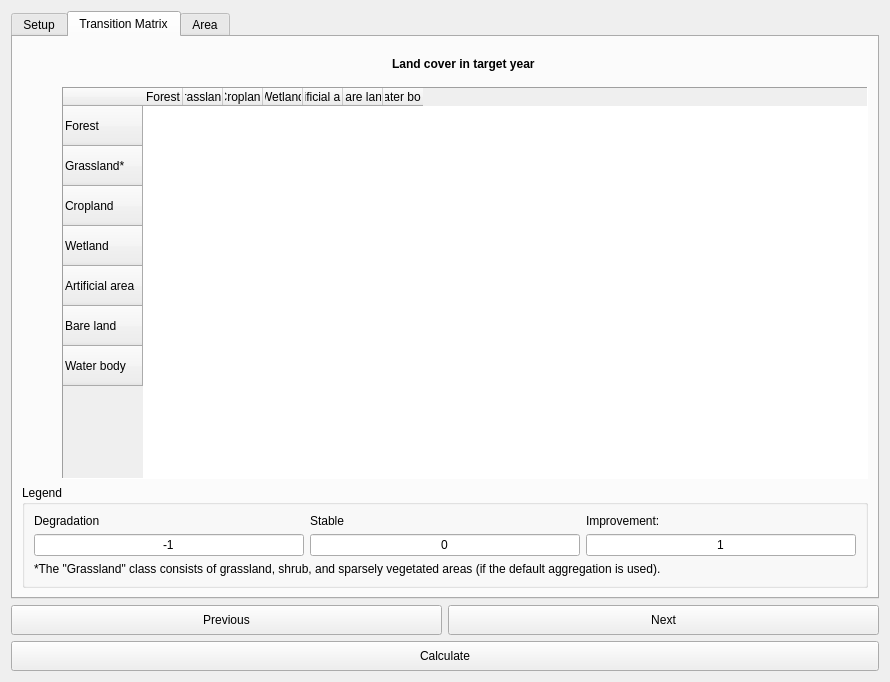
The window that LDMP/gui/DlgCalculateLC.ui (ConservationInternational/trends.earth) describes before a commit, drawn with Qt 5.
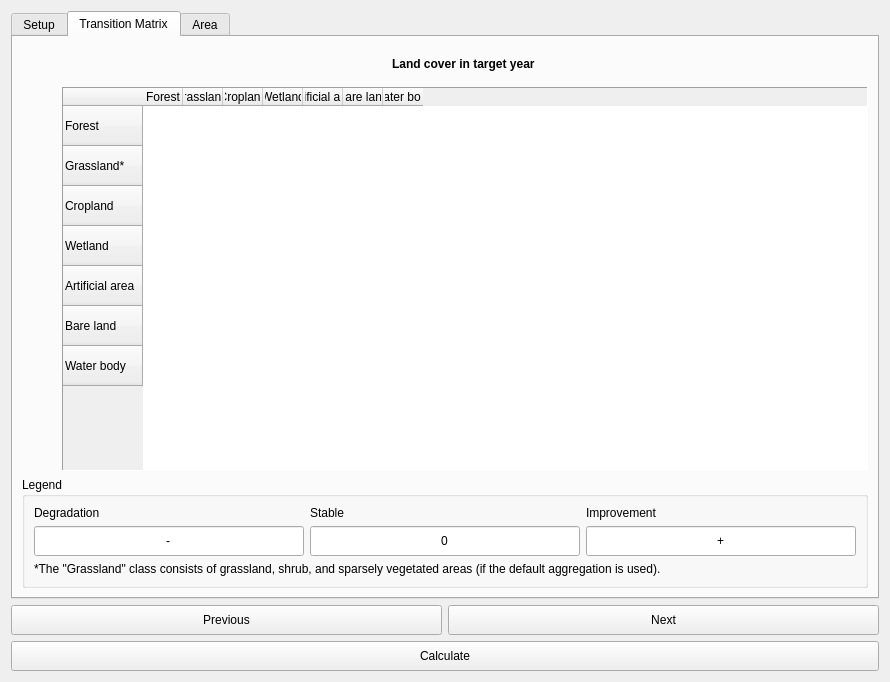
The same window after the commit. The open tabs and pages were chosen to show the change.

Commit message: Use + and - instead of -1 and 1 in lc table.

```diff
--- a/LDMP/gui/DlgCalculateLC.ui
+++ b/LDMP/gui/DlgCalculateLC.ui
@@ -434,7 +434,7 @@
       </attribute>
       <layout class="QVBoxLayout" name="verticalLayout_4">
        <item>
-        <layout class="QGridLayout" name="lc_trans_table_layout" rowminimumheight="0,0,0">
+        <layout class="QGridLayout" name="lc_trans_table_layout" rowminimumheight="0,0">
          <item row="0" column="1" alignment="Qt::AlignHCenter">
           <widget class="QLabel" name="label_lc_target_year">
            <property name="sizePolicy">
@@ -968,14 +968,20 @@
           <item row="0" column="2">
            <widget class="QLabel" name="label_6">
             <property name="text">
-             <string>Improvement:</string>
+             <string>Improvement</string>
             </property>
            </widget>
           </item>
           <item row="1" column="0">
            <widget class="QLineEdit" name="legend_deg">
+            <property name="minimumSize">
+             <size>
+              <width>0</width>
+              <height>30</height>
+             </size>
+            </property>
             <property name="text">
-             <string notr="true">-1</string>
+             <string notr="true">-</string>
             </property>
             <property name="alignment">
              <set>Qt::AlignCenter</set>
@@ -990,8 +996,14 @@
           </item>
           <item row="1" column="2">
            <widget class="QLineEdit" name="legend_imp">
+            <property name="minimumSize">
+             <size>
+              <width>0</width>
+              <height>30</height>
+             </size>
+            </property>
             <property name="text">
-             <string notr="true">1</string>
+             <string notr="true">+</string>
             </property>
             <property name="alignment">
              <set>Qt::AlignCenter</set>
@@ -1013,6 +1025,12 @@
           </item>
           <item row="1" column="1">
            <widget class="QLineEdit" name="legend_stable">
+            <property name="minimumSize">
+             <size>
+              <width>0</width>
+              <height>30</height>
+             </size>
+            </property>
             <property name="text">
              <string notr="true">0</string>
             </property>
```
The commit also changes 2 other files.
